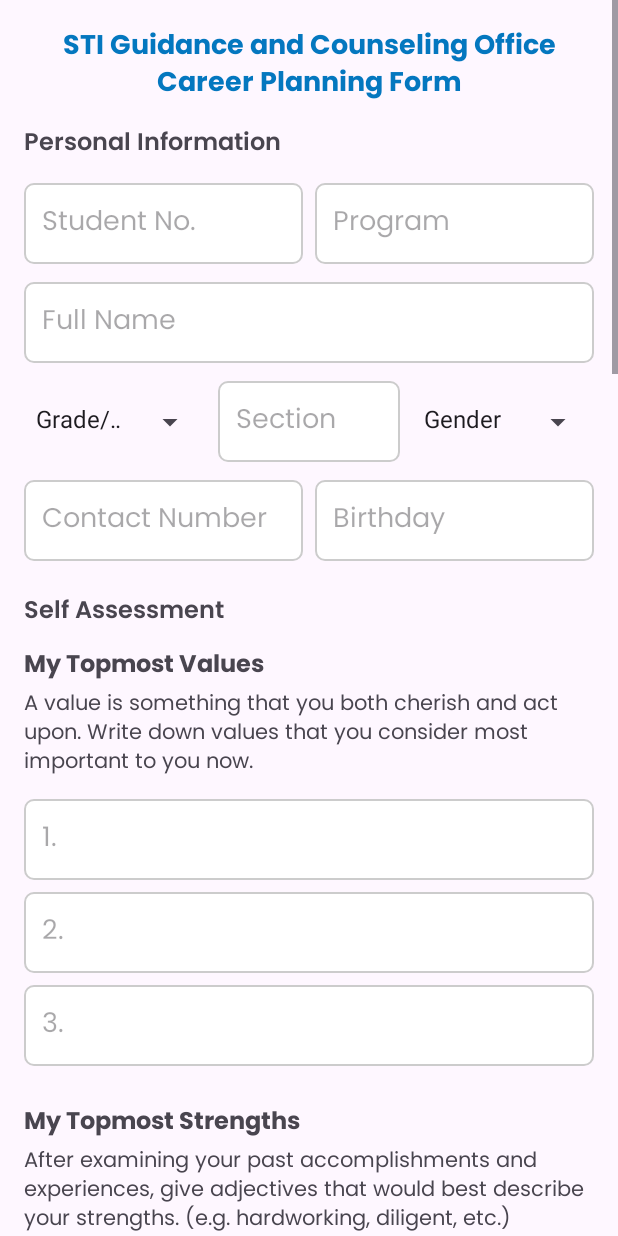
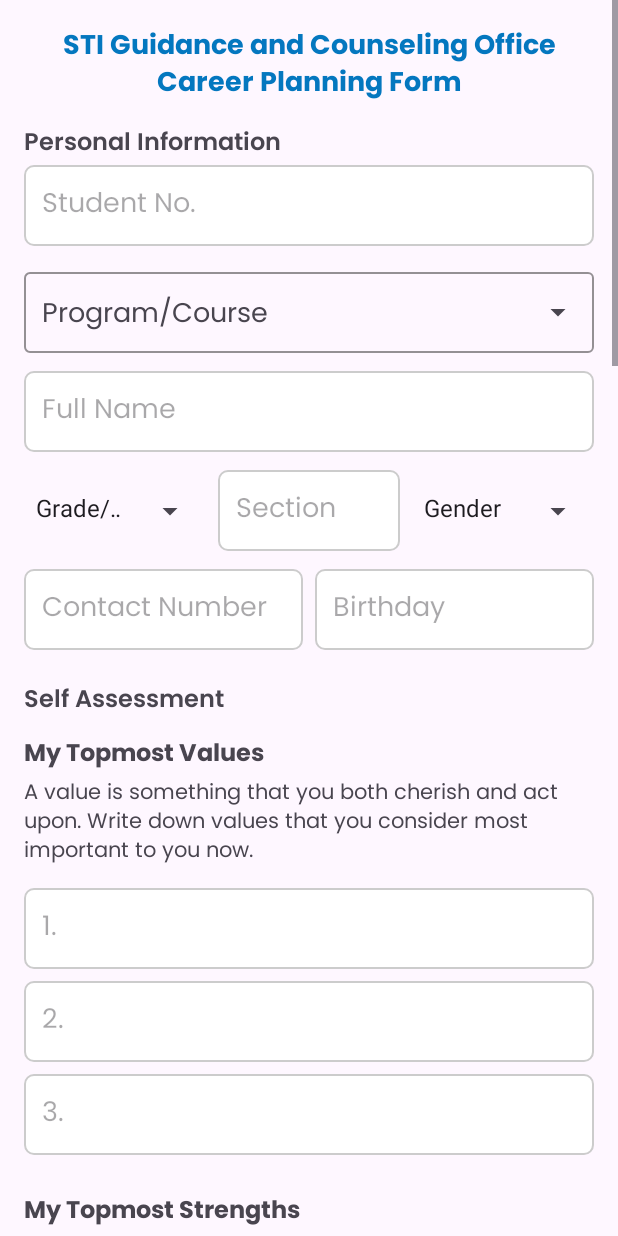
Before and after one commit to mrcandrs/STITarlacGuidanceApp, an Android app: the CareerPlanningFormActivity screen opened directly, with no data from a screen before it, on a phone screen of 412 x 824 dp. Run offline under Robolectric (Android 15) with nearby library versions, the phone set to English and light mode, and no system bars.

Commit message:
Replaced Program (EditText) to Program/Course (AutoCompleteTextView)

```diff
--- a/app/src/main/java/com/example/stitarlacguidanceapp/Activities/CareerPlanningFormActivity.java
+++ b/app/src/main/java/com/example/stitarlacguidanceapp/Activities/CareerPlanningFormActivity.java
@@ -83,6 +83,14 @@ public class CareerPlanningFormActivity extends AppCompatActivity {
         sharedPreferences = getSharedPreferences(PREF_NAME, MODE_PRIVATE);
         setupListeners();
 
+        ArrayAdapter<CharSequence> courseAdapter = ArrayAdapter.createFromResource(
+                this,
+                R.array.career_form_course_options,
+                android.R.layout.simple_dropdown_item_1line //for AutoCompleteTextView
+        );
+        root.courseInput.setAdapter(courseAdapter);
+
+
         ArrayAdapter<CharSequence> gradeAdapter = ArrayAdapter.createFromResource(
                 this,
                 R.array.grade_year_options,
@@ -147,7 +155,7 @@ public class CareerPlanningFormActivity extends AppCompatActivity {
                 //Pass data
                 registrationIntent.putExtra("StudentNumber", root.studentNoInput.getText().toString().trim());
                 registrationIntent.putExtra("FullName", root.fullNameInput.getText().toString().trim());
-                registrationIntent.putExtra("program", root.programInput.getText().toString().trim());
+                registrationIntent.putExtra("program", root.courseInput.getText().toString().trim());
                 registrationIntent.putExtra("gradeYear", root.gradeYearSpinner.getSelectedItem().toString().trim());
 
                 startActivity(registrationIntent);
@@ -160,7 +168,7 @@ public class CareerPlanningFormActivity extends AppCompatActivity {
         View firstInvalidField = null;
 
         String studentNo = root.studentNoInput.getText().toString().trim();
-        String program = root.programInput.getText().toString().trim();
+        String program = root.courseInput.getText().toString().trim();
         String fullName = root.fullNameInput.getText().toString().trim();
         String section = root.sectionInput.getText().toString().trim();
         String contact = root.contactNumberInput.getText().toString().trim();
@@ -173,8 +181,8 @@ public class CareerPlanningFormActivity extends AppCompatActivity {
         }
 
         if (program.isEmpty()) {
-            root.programInput.setError("Required");
-            if (firstInvalidField == null) firstInvalidField = root.programInput;
+            root.courseInput.setError("Required");
+            if (firstInvalidField == null) firstInvalidField = root.courseInput;
             isValid = false;
         }
 
@@ -343,7 +351,7 @@ public class CareerPlanningFormActivity extends AppCompatActivity {
 
         //Personal Info
         editor.putString("studentNo", root.studentNoInput.getText().toString());
-        editor.putString("program", root.programInput.getText().toString());
+        editor.putString("program", root.courseInput.getText().toString());
         editor.putString("fullName", root.fullNameInput.getText().toString());
         editor.putString("gradeYear", root.gradeYearSpinner.getSelectedItem().toString());
         editor.putString("section", root.sectionInput.getText().toString());
--- a/app/src/main/res/layout/activity_career_planning_form.xml
+++ b/app/src/main/res/layout/activity_career_planning_form.xml
@@ -34,37 +34,42 @@
             android:textSize="16dp"
             android:paddingTop="10dp"/>
 
-        <!--Row: Student No. & Program-->
-        <LinearLayout
-            android:layout_width="match_parent"
-            android:layout_height="wrap_content"
-            android:orientation="horizontal"
-            android:weightSum="2"
-            android:layout_marginTop="12dp">
 
             <EditText
                 android:id="@+id/studentNoInput"
-                android:layout_width="0dp"
-                android:layout_weight="1"
+                android:layout_width="match_parent"
                 android:layout_height="wrap_content"
                 android:hint="Student No."
                 android:inputType="text"
                 android:background="@drawable/edittext_background"
                 android:padding="12dp"
                 android:fontFamily="@font/poppins_regular"
-                android:layout_marginEnd="8dp"/>
+/>
 
-            <EditText
-                android:id="@+id/programInput"
-                android:layout_width="0dp"
-                android:layout_weight="1"
+
+            <com.google.android.material.textfield.TextInputLayout
+                android:id="@+id/layoutCourse"
+                android:layout_width="match_parent"
                 android:layout_height="wrap_content"
-                android:hint="Program"
-                android:inputType="text"
-                android:background="@drawable/edittext_background"
-                android:padding="12dp"
-                android:fontFamily="@font/poppins_regular"/>
-        </LinearLayout>
+                android:hint="Program/Course"
+                android:layout_marginTop="12dp"
+                app:boxStrokeColor="@color/blue"
+                app:endIconMode="dropdown_menu">
+
+                <AutoCompleteTextView
+                    android:id="@+id/courseInput"
+                    android:layout_width="match_parent"
+                    android:layout_height="wrap_content"
+                    android:clickable="true"
+                    android:focusable="false"
+                    android:fontFamily="@font/poppins_regular"
+                    android:inputType="none"
+                    android:padding="12dp"
+                    android:textColor="@color/black"
+                    android:textSize="18sp"/>
+
+            </com.google.android.material.textfield.TextInputLayout>
+
 
         <!-- Full Name -->
         <EditText
--- a/app/src/main/res/values/strings.xml
+++ b/app/src/main/res/values/strings.xml
@@ -23,6 +23,13 @@
         <item>Male</item>
         <item>Female</item>
         <item>Other</item>
+    </string-array>
+
+    <string-array name="career_form_course_options">
+        <item>Bachelor of Science in Information Technology (BSIT)</item>
+        <item>Bachelor of Science in Computer Science (BSCS)</item>
+        <item>Bachelor of Science in Hospitality Management (BSHM)</item>
+        <item>Bachelor of Science in Tourism Management (BSTM)</item>
     </string-array>
 
     <string-array name="civil_status_options">
```
